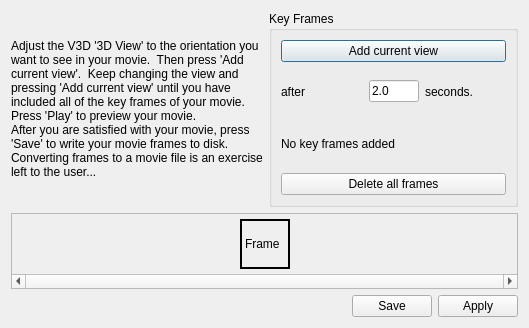
Old version of the form 2010_hackathon/brunsc/python_console/scripts/movie_maker_dialog.ui in the repository CBL-ORION/Vaa3D-mirror.
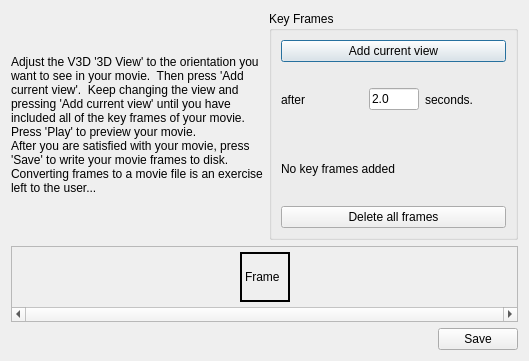
New version of the form.

Commit message: Add "beginning" and "end" buttons to movie maker UI Iterpolate RenderMode in movies. Automate updating of movie maker UI files.

Patch:
```diff
--- a/2010_hackathon/brunsc/python_console/scripts/movie_maker_dialog.ui
+++ b/2010_hackathon/brunsc/python_console/scripts/movie_maker_dialog.ui
@@ -7,7 +7,7 @@
     <x>0</x>
     <y>0</y>
     <width>529</width>
-    <height>328</height>
+    <height>361</height>
    </rect>
   </property>
   <property name="windowTitle">
@@ -213,7 +213,7 @@
       <enum>Qt::Horizontal</enum>
      </property>
      <property name="standardButtons">
-      <set>QDialogButtonBox::Apply|QDialogButtonBox::Save</set>
+      <set>QDialogButtonBox::Save</set>
      </property>
     </widget>
    </item>
```
The commit also changes 7 other files.
